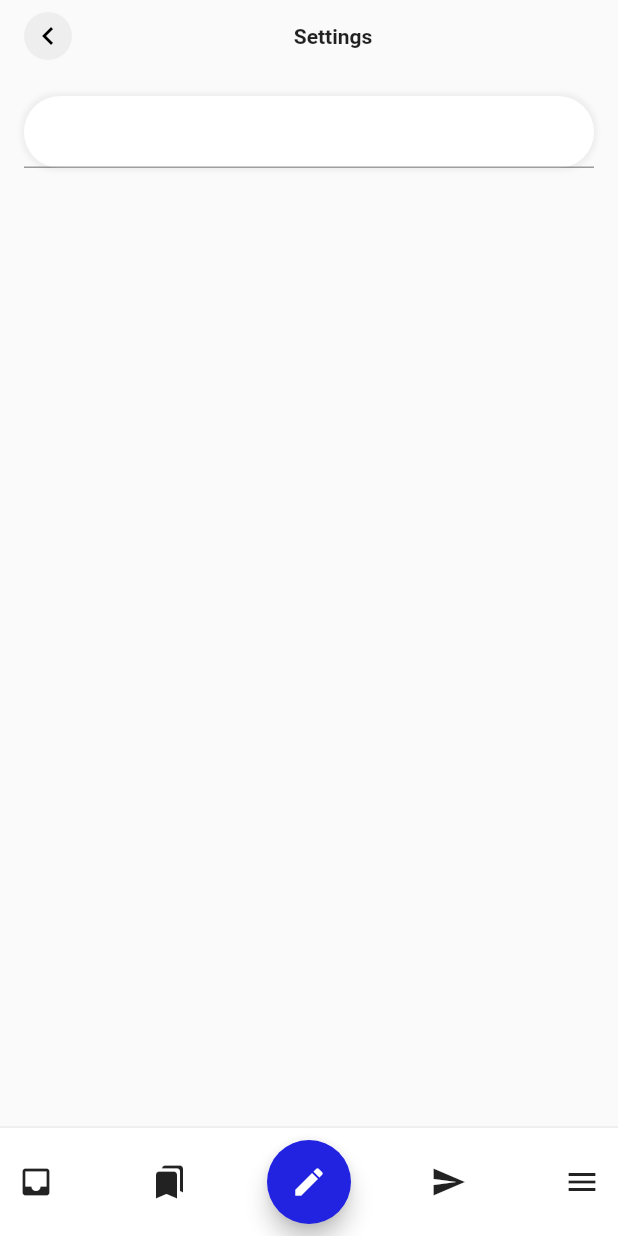
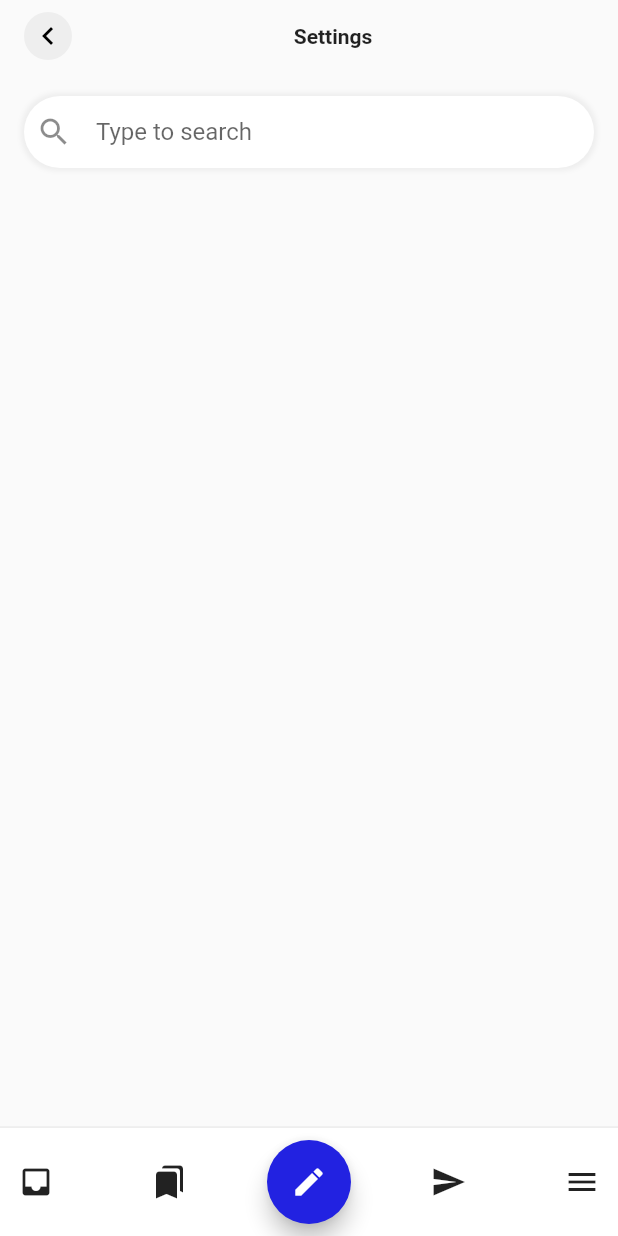
Before and after one commit to JAICHANGPARK/flutter_notebook_17th_story, a Flutter app: the screen it shows after launch, on a phone screen of 412 x 824 dp. Run offline on Flutter 3.47's test engine with Material 2 defaults, Android fonts, the phone set to English and light mode, and no system bars; our stand-ins replace badges, cached_network_image, fl_chart, flutter_riverpod, freezed_annotation, google_fonts and 3 more.

Commit message:
Update account_setting_home_page.dart

```diff
--- a/lib/ep1049_account_settings/src/ui/account_setting_home_page.dart
+++ b/lib/ep1049_account_settings/src/ui/account_setting_home_page.dart
@@ -1,5 +1,4 @@
 import 'package:flutter/material.dart';
-
 
 class AccountSettingHomePage extends StatelessWidget {
   const AccountSettingHomePage({Key? key}) : super(key: key);
@@ -10,7 +9,8 @@ class AccountSettingHomePage extends StatelessWidget {
       body: SafeArea(
         child: Column(
           children: [
-            Expanded(child: SingleChildScrollView(
+            Expanded(
+                child: SingleChildScrollView(
               child: Column(
                 children: [
                   Padding(
@@ -25,9 +25,10 @@ class AccountSettingHomePage extends StatelessWidget {
                         ),
                         const Expanded(
                           child: Center(
-                            child: Text("Settings", style: TextStyle(
-                              fontWeight: FontWeight.bold
-                            ),),
+                            child: Text(
+                              "Settings",
+                              style: TextStyle(fontWeight: FontWeight.bold),
+                            ),
                           ),
                         ),
                       ],
@@ -43,16 +44,16 @@ class AccountSettingHomePage extends StatelessWidget {
                         color: Colors.white,
                         borderRadius: BorderRadius.circular(24),
                         boxShadow: [
-                          BoxShadow(
-                            color: Colors.grey[200]!,
-                            spreadRadius: 2,
-                            blurRadius: 2
-                          ),
-
+                          BoxShadow(color: Colors.grey[200]!, spreadRadius: 2, blurRadius: 2),
                         ],
                       ),
+                      padding: EdgeInsets.symmetric(horizontal: 8),
                       child: TextField(
-
+                        decoration: InputDecoration(
+                          border: InputBorder.none,
+                          hintText: "Type to search",
+                          icon: Icon(Icons.search),
+                        ),
                       ),
                     ),
                   )
```
